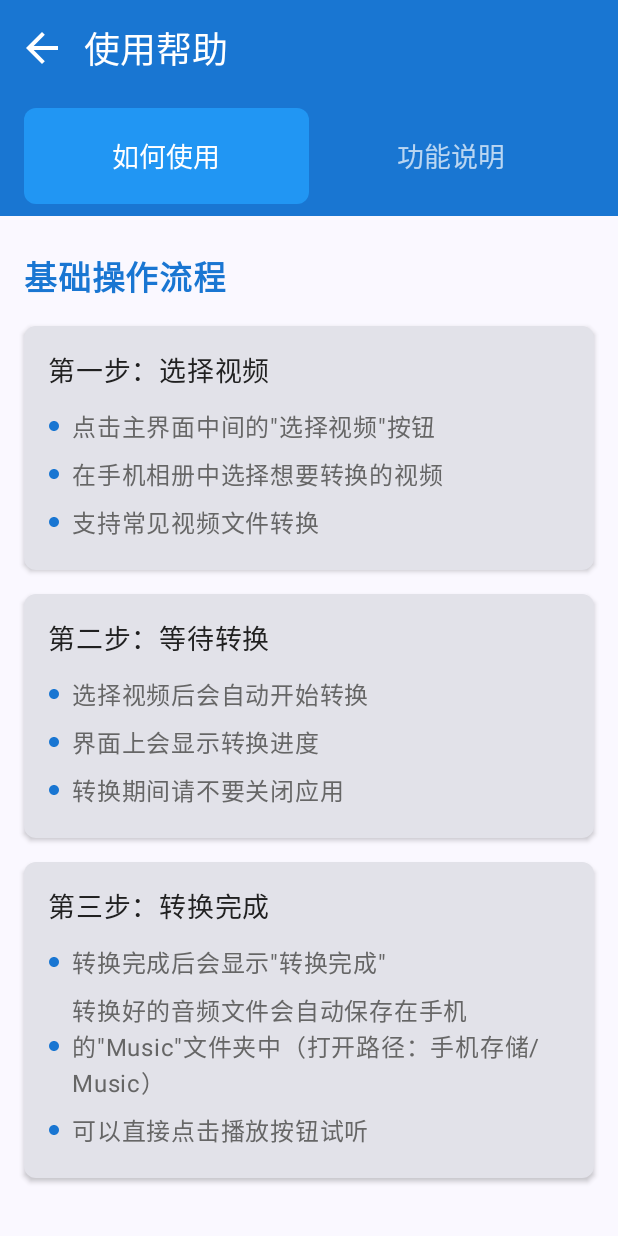
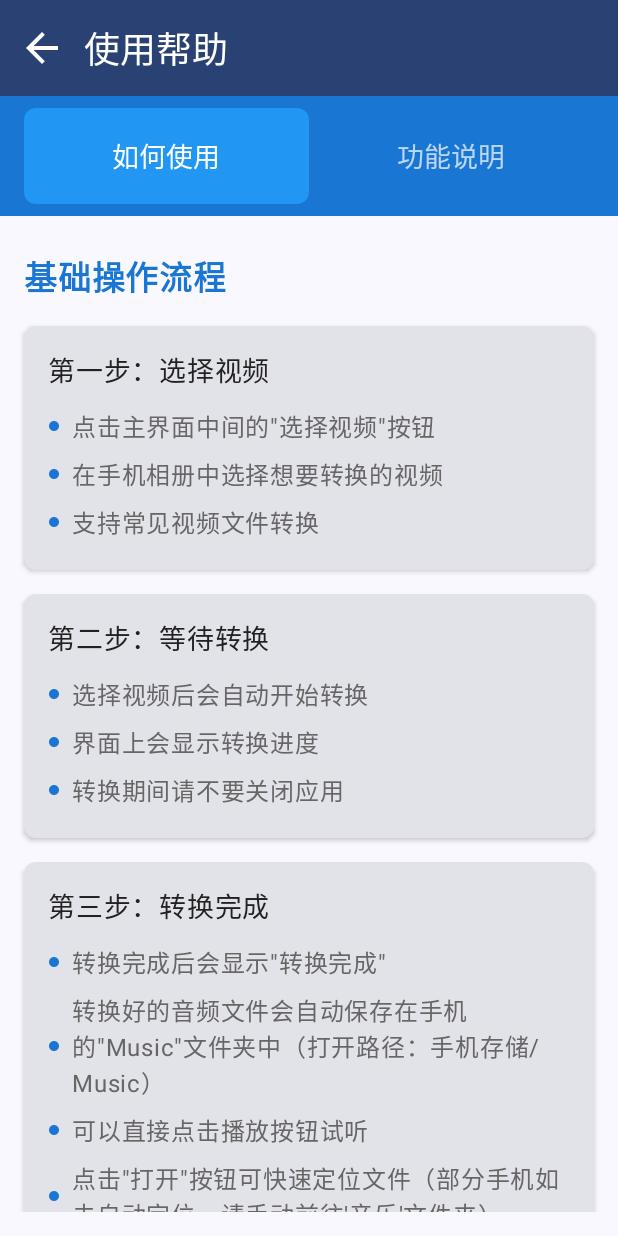
Before and after one commit to qinyiOvO/VAConverter, an Android app built with Jetpack Compose: the composable HelpScreen shown on its own in the app's theme, after a tap on "返回", on a phone screen of 412 x 824 dp. Run offline under Robolectric (Android 15) with nearby library versions, the phone set to English and light mode, and no system bars.

Commit message:
实机测试修改1

```diff
--- a/app/src/main/java/com/example/sy/ui/screens/HelpScreen.kt
+++ b/app/src/main/java/com/example/sy/ui/screens/HelpScreen.kt
@@ -42,7 +42,7 @@ fun HelpScreen(
                 }
             },
             colors = TopAppBarDefaults.topAppBarColors(
-                containerColor = Color(0xFF1976D2),
+                containerColor = MaterialTheme.colorScheme.primary,
                 titleContentColor = Color.White,
                 navigationIconContentColor = Color.White
             )
@@ -110,7 +110,8 @@ fun HelpScreen(
                                     details = listOf(
                                         "转换完成后会显示\"转换完成\"",
                                         "转换好的音频文件会自动保存在手机的\"Music\"文件夹中（打开路径：手机存储/Music）",
-                                        "可以直接点击播放按钮试听"
+                                        "可以直接点击播放按钮试听",
+                                        "点击\"打开\"按钮可快速定位文件（部分手机如未自动定位，请手动前往'音乐'文件夹）"
                                     )
                                 )
                             )
@@ -145,6 +146,21 @@ fun HelpScreen(
                                         "检查手机存储空间是否足够",
                                         "确保视频文件没有损坏",
                                         "可以尝试重新选择该视频进行转换"
+                                    )
+                                )
+                            )
+                        )
+                    }
+
+                    item {
+                        HelpSection(
+                            title = "权限说明",
+                            content = listOf(
+                                HelpItem(
+                                    title = "为何需要存储/音频权限？",
+                                    details = listOf(
+                                        "存储/媒体权限用于读取您选择的视频和保存转换后的音频文件。",
+                                        "音频权限仅用于播放转换后的音频，不会收集您的个人信息。"
                                     )
                                 )
                             )
@@ -188,7 +204,8 @@ fun HelpScreen(
                                         "▶️ 播放：点击可以试听转换好的音频",
                                         "↗️ 分享：点击可以把音频发送给他人",
                                         "✏️ 重命名：点击可以修改文件名称",
-                                        "🗑️ 删除：点击可以删除不需要的文件"
+                                        "🗑️ 删除：点击可以删除不需要的文件",
+                                        "📂 打开：点击可尝试用文件管理器定位音频文件（部分手机如未自动定位，请手动前往'音乐'文件夹）"
                                     )
                                 )
                             )
```
Also changed, not shown: app/src/main/java/com/example/sy/network/ConversionManager.kt (+32 -0 lines), app/src/main/java/com/example/sy/ui/screens/MainScreen.kt (+38 -3 lines), 2 other files.
